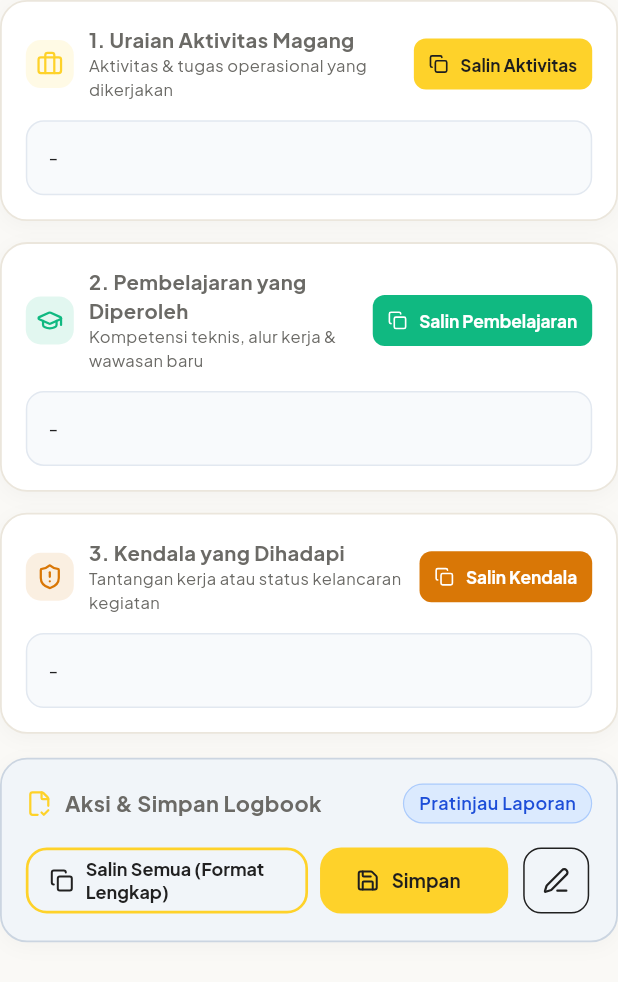
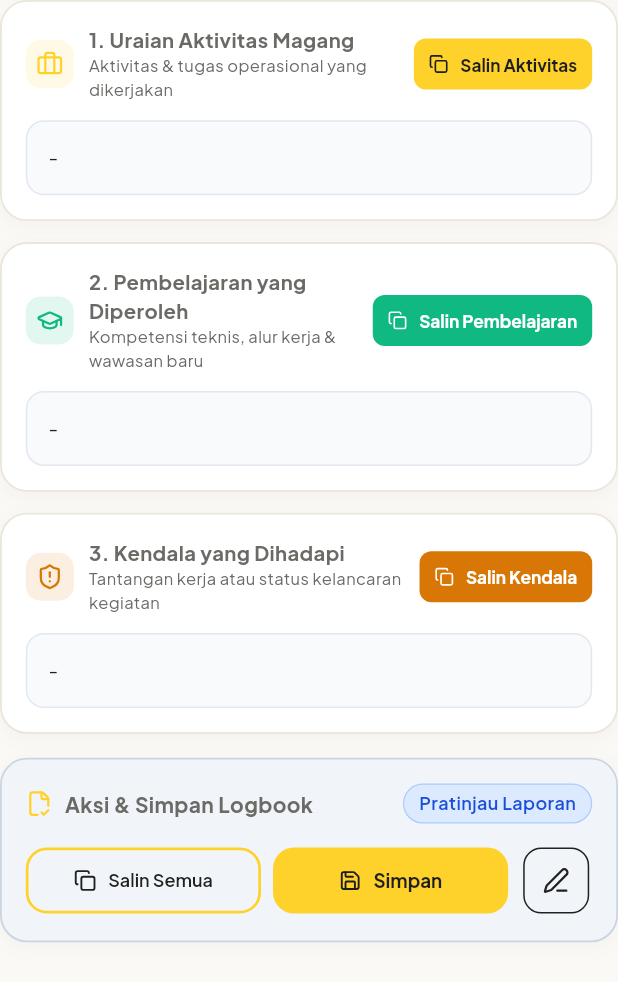
Before and after one commit to ardhikaxx/rama-mobile, a Flutter app: the LogbookPreviewCard widget shown alone on an empty page, opened directly with empty values, on a phone screen of 412 x 824 dp. Shown: the top 982 px of the screen. Run offline on Flutter 3.47's test engine with Material 3 defaults, Android fonts, the phone set to English and light mode, and no system bars; our stand-ins replace file_picker, fl_chart, flutter_local_notifications, flutter_riverpod, flutter_slidable, flutter_timezone and 8 more; accounts and stored records are empty.

Commit message:
fix: perbaikan layout flex button dan render form generator logbook

```diff
--- a/lib/presentation/screens/logbook/logbook_screen.dart
+++ b/lib/presentation/screens/logbook/logbook_screen.dart
@@ -478,6 +478,7 @@ class _LogbookScreenState extends ConsumerState<LogbookScreen> {
                         style: ElevatedButton.styleFrom(
                           backgroundColor: AppColors.primary,
                           foregroundColor: AppColors.onPrimary,
+                          minimumSize: Size.zero,
                           padding: const EdgeInsets.symmetric(horizontal: 14, vertical: 14),
                           shape: RoundedRectangleBorder(borderRadius: BorderRadius.circular(10)),
                         ),
--- a/lib/presentation/screens/logbook/widgets/logbook_preview_card.dart
+++ b/lib/presentation/screens/logbook/widgets/logbook_preview_card.dart
@@ -116,21 +116,20 @@ class LogbookPreviewCard extends StatelessWidget {
             crossAxisAlignment: CrossAxisAlignment.start,
             children: [
               Row(
-                mainAxisAlignment: MainAxisAlignment.spaceBetween,
                 children: [
-                  const Row(
-                    children: [
-                      Icon(LucideIcons.fileCheck2, size: 18, color: AppColors.primary),
-                      SizedBox(width: 8),
-                      Text(
-                        'Aksi & Simpan Logbook',
-                        style: TextStyle(
-                          fontSize: 14.5,
-                          fontWeight: FontWeight.w700,
-                        ),
+                  const Icon(LucideIcons.fileCheck2, size: 18, color: AppColors.primary),
+                  const SizedBox(width: 8),
+                  const Expanded(
+                    child: Text(
+                      'Aksi & Simpan Logbook',
+                      overflow: TextOverflow.ellipsis,
+                      style: TextStyle(
+                        fontSize: 14,
+                        fontWeight: FontWeight.w700,
                       ),
-                    ],
+                    ),
                   ),
+                  const SizedBox(width: 8),
                   StatusBadge(label: statusLabel, variant: variant),
                 ],
               ),
@@ -141,27 +140,27 @@ class LogbookPreviewCard extends StatelessWidget {
               Row(
                 children: [
                   Expanded(
-                    flex: 3,
                     child: OutlinedButton.icon(
                       onPressed: onCopyAll,
-                      icon: const Icon(LucideIcons.copy, size: 16),
-                      label: const Text('Salin Semua (Format Lengkap)', style: TextStyle(fontSize: 12)),
+                      icon: const Icon(LucideIcons.copy, size: 15),
+                      label: const Text('Salin Semua', style: TextStyle(fontSize: 12, fontWeight: FontWeight.w600)),
                       style: OutlinedButton.styleFrom(
                         minimumSize: const Size.fromHeight(44),
+                        padding: const EdgeInsets.symmetric(horizontal: 10),
                       ),
                     ),
                   ),
                   const SizedBox(width: 8),
                   Expanded(
-                    flex: 2,
                     child: ElevatedButton.icon(
                       onPressed: onSave,
-                      icon: const Icon(LucideIcons.save, size: 16),
+                      icon: const Icon(LucideIcons.save, size: 15),
                       label: Text(isSaved ? 'Perbarui' : 'Simpan', style: const TextStyle(fontSize: 12.5, fontWeight: FontWeight.w700)),
                       style: ElevatedButton.styleFrom(
                         backgroundColor: isSaved ? AppColors.success : AppColors.primary,
                         foregroundColor: isSaved ? Colors.white : AppColors.onPrimary,
                         minimumSize: const Size.fromHeight(44),
+                        padding: const EdgeInsets.symmetric(horizontal: 10),
                       ),
                     ),
                   ),
```
Also changed, not shown: 1 other file.
